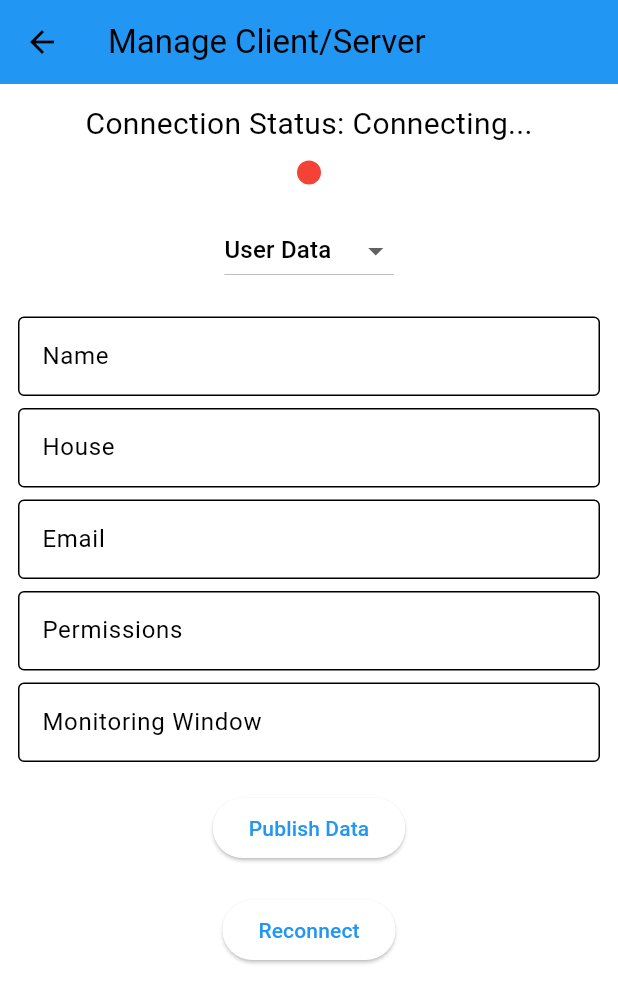
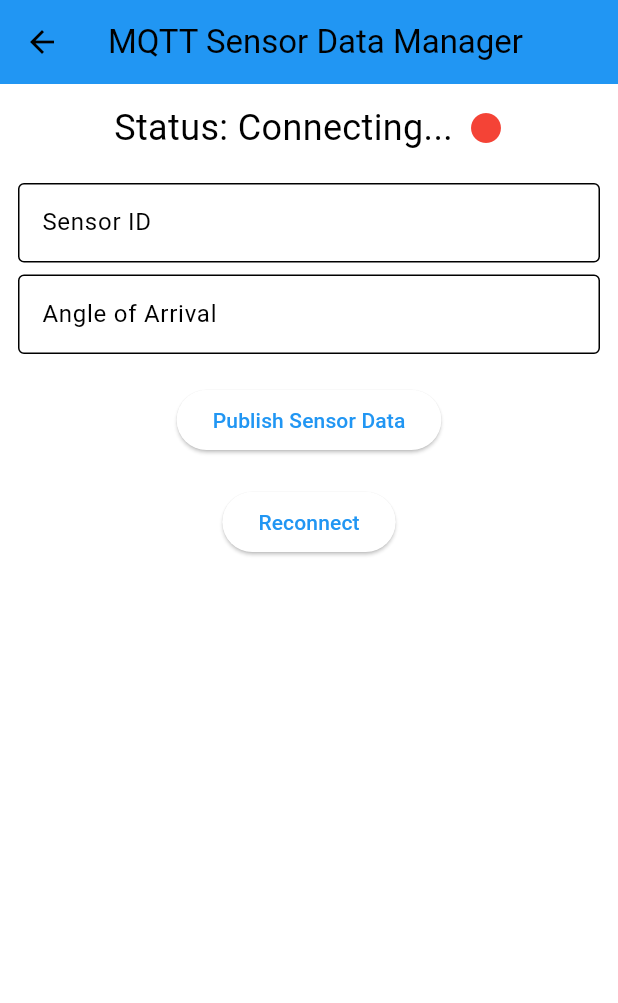
Before and after one commit to emoody0/indoor-locator, a Flutter app: the AdminPortal screen opened directly, in the side drawer, after a tap on "Manage Client/Server", on a phone screen of 412 x 824 dp. Shown: the top 1003 px of the screen. Run offline on Flutter 3.47's test engine with Material 3 defaults, Android fonts, the phone set to English and light mode, and no system bars; our stand-ins replace sqflite, sqflite_common_ffi; missing offline and left inert: mqtt_client, mysql1; accounts and stored records are empty.

Commit message:
Connection to hardware via MQTT

```diff
--- a/lib/admin.dart
+++ b/lib/admin.dart
@@ -81,7 +81,7 @@ class AdminPortal extends StatelessWidget {
                 Navigator.push(
                   context,
                   MaterialPageRoute(
-                    builder: (context) => const ManageClientServerPage(),
+                    builder: (context) => const MQTTPage(),
                   ),
                 );
               },
--- a/lib/server/mqtt.dart
+++ b/lib/server/mqtt.dart
@@ -3,30 +3,21 @@ import 'package:mqtt_client/mqtt_client.dart';
 import 'package:mqtt_client/mqtt_server_client.dart';
 import 'dart:convert'; // For JSON encoding
 
-class ManageClientServerPage extends StatefulWidget {
-  const ManageClientServerPage({super.key});
+class MQTTPage extends StatefulWidget {
+  const MQTTPage({super.key});
 
   @override
-  _ManageClientServerPageState createState() => _ManageClientServerPageState();
+  _MQTTPageState createState() => _MQTTPageState();
 }
 
-class _ManageClientServerPageState extends State<ManageClientServerPage> {
+class _MQTTPageState extends State<MQTTPage> {
   MqttServerClient? client;
   String status = 'Disconnected';
-  String selectedTopic = 'users'; // Default topic
   bool isConnected = false; // To track connection status (for green/red light)
 
-  // Controllers for input fields
-  final TextEditingController _topicController = TextEditingController();
-  final TextEditingController _nameController = TextEditingController();
-  final TextEditingController _houseController = TextEditingController();
-  final TextEditingController _emailController = TextEditingController();
-  final TextEditingController _permissionsController = TextEditingController();
-  final TextEditingController _monitoringWindowController = TextEditingController();
+  // Controllers for sensor data input fields
   final TextEditingController _sensorIdController = TextEditingController();
   final TextEditingController _angleOfArrivalController = TextEditingController();
-  final TextEditingController _alertMessageController = TextEditingController();
-  String _selectedDataType = 'User Data'; // Data type selector
 
   @override
   void initState() {
@@ -40,7 +31,9 @@ class _ManageClientServerPageState extends State<ManageClientServerPage> {
       isConnected = false;
     });
 
-    client = MqttServerClient.withPort('192.168.56.1', 'flutter_client', 1883);
+    // Generate a unique client ID
+    String clientId = 'flutter_client_${DateTime.now().millisecondsSinceEpoch}';
+    client = MqttServerClient.withPort('192.168.96.63', clientId, 1883);
     client!.logging(on: true);
     client!.keepAlivePeriod = 60;
     client!.onConnected = onConnected;
@@ -51,7 +44,7 @@ class _ManageClientServerPageState extends State<ManageClientServerPage> {
     client!.pongCallback = pong;
 
     final connMess = MqttConnectMessage()
-        .authenticateAs("username", "password")
+        .authenticateAs("flutter_client", "flutter_client!")
         .withWillTopic('willtopic')
         .withWillMessage('My Will message')
         .startClean()
@@ -63,6 +56,7 @@ class _ManageClientServerPageState extends State<ManageClientServerPage> {
     } catch (e) {
       print('Exception: $e');
       client!.disconnect();
+      return;
     }
   }
 
@@ -129,38 +123,15 @@ void publishMessage(String topic, Map<String, dynamic> messageData) {
     }
   }
 
-
-  // Method to publish user data from input fields
-  void publishUserData() {
-      Map<String, dynamic> userData = {
-      "name": _nameController.text,
-      "house": _houseController.text,
-      "email": _emailController.text,
-      "permissions": _permissionsController.text,
-      "monitoring_window": _monitoringWindowController.text
-    };
-    publishMessage('Users', userData);
-  }
-
   // Method to publish sensor data from input fields
   void publishSensorData() {
     Map<String, dynamic> sensorData = {
       "sensor_id": _sensorIdController.text,
       "time": DateTime.now().toIso8601String(),
-      "data": {"Example of Sensor data": 23.5}, // Example static value; can be changed if needed
+      "data": {"Example of Sensor data": 23.5}, // Example static value; adjust as needed
       "angle_of_arrival": int.tryParse(_angleOfArrivalController.text) ?? 0
     };
     publishMessage('Sensors', sensorData);
-  }
-
-  // Method to publish an alert from input fields
-  void publishAlert() {
-    Map<String, dynamic> alertData = {
-      "severity": "high", // This can be made dynamic too if needed
-      "message": _alertMessageController.text,
-      "timestamp": DateTime.now().toIso8601String()
-    };
-     publishMessage('Alerts', alertData);
   }
 
   // Build connection status indicator (red for disconnected, green for connected)
@@ -173,13 +144,13 @@ void publishMessage(String topic, Map<String, dynamic> messageData) {
           style: TextStyle(fontSize: 24),
         ),
         Text(
-          status, // Display connection status text
+          status,
           style: const TextStyle(fontSize: 24),
         ),
         const SizedBox(width: 10),
         Icon(
           Icons.circle,
-          color: status == 'Connected' ? Colors.green : Colors.red, // Green if connected, red if not
+          color: isConnected ? Colors.green : Colors.red,
           size: 24,
         ),
       ],
@@ -190,7 +161,7 @@ void publishMessage(String topic, Map<String, dynamic> messageData) {
   Widget build(BuildContext context) {
     return Scaffold(
       appBar: AppBar(
-        title: const Text('Manage Client/Server'),
+        title: const Text('MQTT Sensor Data Manager'),
         backgroundColor: Colors.blue,
       ),
       body: SingleChildScrollView(
@@ -200,86 +171,9 @@ void publishMessage(String topic, Map<String, dynamic> messageData) {
             child: Column(
               mainAxisAlignment: MainAxisAlignment.center,
               children: <Widget>[
-                Text(
-                  'Connection Status: $status',
-                  style: const TextStyle(fontSize: 20),
-                ),
-                const SizedBox(height: 10),
-                // Green/Red light indicator for connection status
-                Container(
-                  width: 16,
-                  height: 16,
-                  decoration: BoxDecoration(
-                    shape: BoxShape.circle,
-                    color: isConnected ? Colors.green : Colors.red,
-                  ),
-                ),
+                _buildConnectionIndicator(),
                 const SizedBox(height: 20),
-                DropdownButton<String>(
-                  value: _selectedDataType,
-                  items: <String>['User Data', 'Sensor Data', 'Alert']
-                      .map<DropdownMenuItem<String>>((String value) {
-                    return DropdownMenuItem<String>(
-                      value: value,
-                      child: Text(value),
-                    );
-                  }).toList(),
-                  onChanged: (String? newValue) {
-                    setState(() {
-                      _selectedDataType = newValue!;
-                    });
-                  },
-                ),
-                const SizedBox(height: 20),
-                // Input fields for user data
-                if (_selectedDataType == 'User Data') ...[
-                  TextField(
-                    controller: _nameController,
-                    decoration: const InputDecoration(
-                      labelText: 'Name',
-                      border: OutlineInputBorder(),
-                    ),
-                    style: const TextStyle(fontSize: 14),
-                  ),
-                  const SizedBox(height: 8),
-                  TextField(
-                    controller: _houseController,
-                    decoration: const InputDecoration(
-                      labelText: 'House',
-                      border: OutlineInputBorder(),
-                    ),
-                    style: const TextStyle(fontSize: 14),
-                  ),
-                  const SizedBox(height: 8),
-                  TextField(
-                    controller: _emailController,
-                    decoration: const InputDecoration(
-                      labelText: 'Email',
-                      border: OutlineInputBorder(),
-                    ),
-                    style: const TextStyle(fontSize: 14),
-                  ),
-                  const SizedBox(height: 8),
-                  TextField(
-                    controller: _permissionsController,
-                    decoration: const InputDecoration(
-                      labelText: 'Permissions',
-                      border: OutlineInputBorder(),
-                    ),
-                    style: const TextStyle(fontSize: 14),
-                  ),
-                  const SizedBox(height: 8),
-                  TextField(
-                    controller: _monitoringWindowController,
-                    decoration: const InputDecoration(
-                      labelText: 'Monitoring Window',
-                      border: OutlineInputBorder(),
-                    ),
-                    style: const TextStyle(fontSize: 14),
-                  ),
-                ],
-                // Input fields for sensor data
-                if (_selectedDataType == 'Sensor Data') ...[
+                // Input field for sensor ID
                 TextField(
                   controller: _sensorIdController,
                   decoration: const InputDecoration(
@@ -289,6 +183,7 @@ void publishMessage(String topic, Map<String, dynamic> messageData) {
                   style: const TextStyle(fontSize: 14),
                 ),
                 const SizedBox(height: 8),
+                // Input field for angle of arrival
                 TextField(
                   controller: _angleOfArrivalController,
                   decoration: const InputDecoration(
@@ -298,30 +193,10 @@ void publishMessage(String topic, Map<String, dynamic> messageData) {
                   keyboardType: TextInputType.number,
                   style: const TextStyle(fontSize: 14),
                 ),
-                ],
-                // Input field for alerts
-                if (_selectedDataType == 'Alert') ...[
-                  TextField(
-                    controller: _alertMessageController,
-                    decoration: const InputDecoration(
-                      labelText: 'Alert Message',
-                      border: OutlineInputBorder(),
-                    ),
-                    style: const TextStyle(fontSize: 14),
-                  ),
-                ],
                 const SizedBox(height: 20),
                 ElevatedButton(
-                  onPressed: () {
-                    if (_selectedDataType == 'User Data') {
-                      publishUserData();
-                    } else if (_selectedDataType == 'Sensor Data') {
-                      publishSensorData();
-                    } else if (_selectedDataType == 'Alert') {
-                      publishAlert();
-                    }
-                  },
-                  child: const Text('Publish Data'),
+                  onPressed: publishSensorData,
+                  child: const Text('Publish Sensor Data'),
                 ),
                 const SizedBox(height: 20),
                 ElevatedButton(
```
Also changed, not shown: 1 other file. Lines whose indentation alone changed are shown as unchanged.
